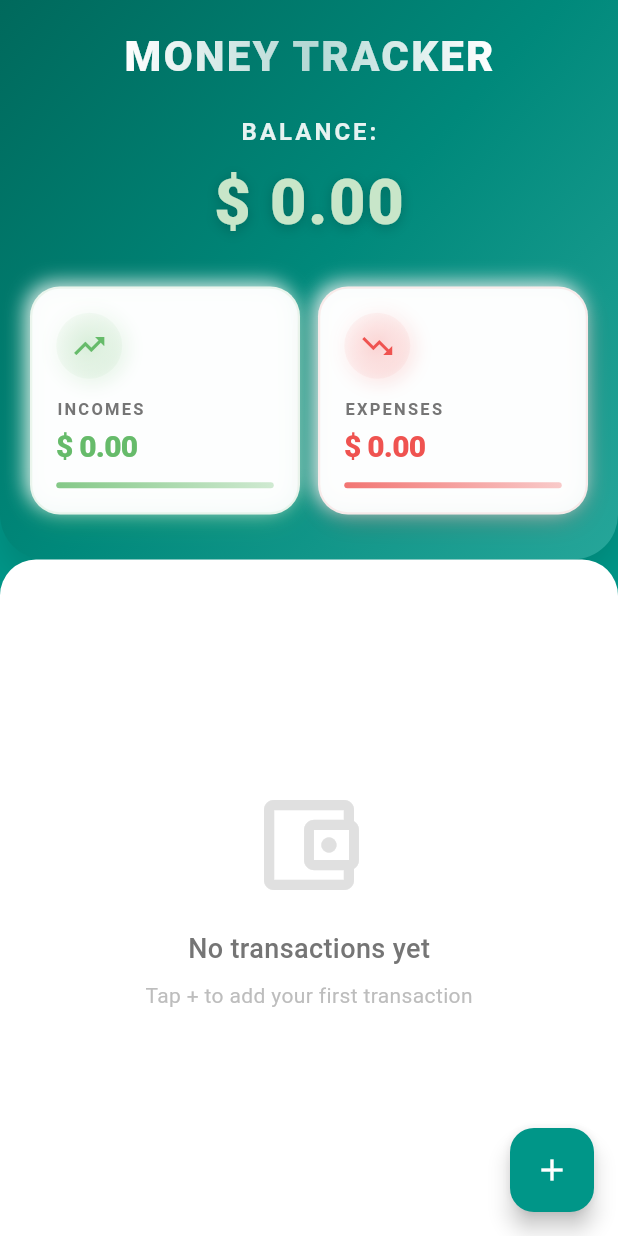
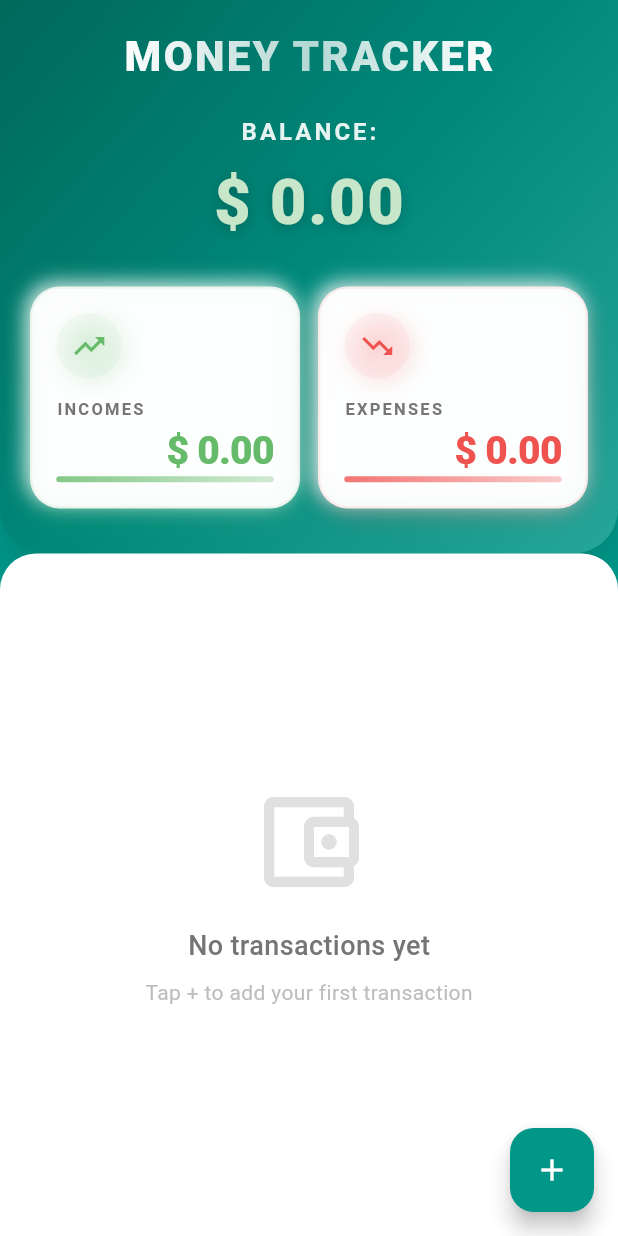
Before and after one commit to sergiosabater/moneytracker, a Flutter app: the screen it shows after launch, on a phone screen of 412 x 824 dp. Run offline on Flutter 3.47's test engine with Material 3 defaults, Android fonts, the phone set to English and light mode, and no system bars; our stand-ins replace currency_text_input_formatter, sqflite; accounts and stored records are empty.

Commit message:
style: align amounts to right and adjust vertical positioning in stats cards

```diff
--- a/lib/view/components/home_header.dart
+++ b/lib/view/components/home_header.dart
@@ -1,4 +1,3 @@
-// home_header.dart - Versión mejorada con animaciones y diseño moderno
 import 'package:flutter/material.dart';
 import 'package:moneytracker/controller/transactions_provider.dart';
 import 'package:moneytracker/l10n/app_localizations.dart';
@@ -33,10 +32,8 @@ class _HomeHeaderState extends State<HomeHeader>
       ),
     );
 
-    _slideAnimation = Tween<Offset>(
-      begin: const Offset(0, -1.0),
-      end: Offset.zero,
-    ).animate(
+    _slideAnimation =
+        Tween<Offset>(begin: const Offset(0, -1.0), end: Offset.zero).animate(
           CurvedAnimation(
             parent: _animationController,
             curve: Curves.easeOutCubic,
@@ -113,11 +110,7 @@ class _HomeHeaderState extends State<HomeHeader>
                   ShaderMask(
                     shaderCallback: (bounds) {
                       return const LinearGradient(
-                        colors: [
-                          Colors.white,
-                          Colors.white70,
-                          Colors.white,
-                        ],
+                        colors: [Colors.white, Colors.white70, Colors.white],
                         stops: [0.0, 0.5, 1.0],
                       ).createShader(bounds);
                     },
@@ -208,9 +201,7 @@ class _AnimatedBalanceTextState extends State<AnimatedBalanceText>
     _scaleAnim = TweenSequence<double>([
       TweenSequenceItem(tween: Tween<double>(begin: 1.0, end: 1.1), weight: 1),
       TweenSequenceItem(tween: Tween<double>(begin: 1.1, end: 1.0), weight: 1),
-    ]).animate(
-      CurvedAnimation(parent: _controller, curve: Curves.easeInOut),
-    );
+    ]).animate(CurvedAnimation(parent: _controller, curve: Curves.easeInOut));
 
     _colorAnim = ColorTween(
       begin: Colors.white,
@@ -382,11 +373,7 @@ class __ModernStatsCardState extends State<_ModernStatsCard> {
                             ),
                           ],
                         ),
-                        child: Icon(
-                          widget.icon,
-                          color: widget.color,
-                          size: 24,
-                        ),
+                        child: Icon(widget.icon, color: widget.color, size: 24),
                       ),
                       const SizedBox(height: 12),
 
@@ -400,21 +387,35 @@ class __ModernStatsCardState extends State<_ModernStatsCard> {
                           letterSpacing: 1.5,
                         ),
                       ),
-                      const SizedBox(height: 4),
+                      const SizedBox(height: 0),
 
-                      // Monto
-                      Text(
+                      // Monto - ALINEADO A LA DERECHA con tamaño mayor y desplazado hacia abajo
+                      Transform.translate(
+                        offset: const Offset(
+                          0,
+                          4,
+                        ), // Mueve el texto 8 píxeles hacia abajo
+                        child: Container(
+                          width: double.infinity,
+                          alignment: Alignment.centerRight,
+                          child: Text(
                             formattedAmount,
-                        style: Theme.of(context).textTheme.titleLarge!.copyWith(
+                            textAlign: TextAlign.right,
+                            style: Theme.of(context).textTheme.titleLarge!
+                                .copyWith(
                                   fontWeight: FontWeight.w900,
                                   color: widget.color,
-                              fontSize: 20,
+                                  fontSize: 26,
                                   letterSpacing: -0.5,
                                 ),
                           ),
+                        ),
+                      ),
 
-                      // Barra de progreso decorativa
-                      const SizedBox(height: 12),
+                      // Barra de progreso decorativa - Reducimos el espacio superior
+                      const SizedBox(
+                        height: 4,
+                      ), // Reducido aún más para compensar el desplazamiento
                       Container(
                         height: 4,
                         decoration: BoxDecoration(
```
Lines whose indentation alone changed are shown as unchanged.
